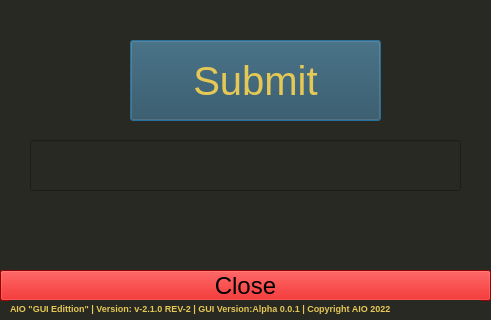
Qt form AIO Gui/CmToInches.ui (AIO-Software-tech/The-All-In-One-Project) before a commit; both pictures show x 0 to 491 and y 210 to 530 of the 491 by 530 pixel window.
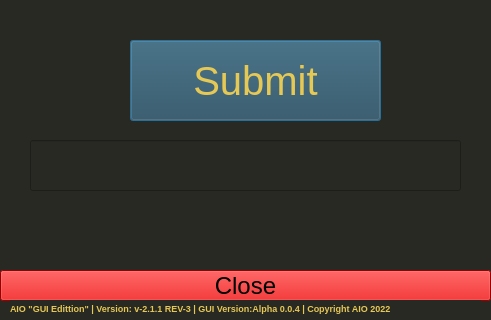
The same form after that commit.

Commit message: AIO GUI v-0.0.4 Alpha Rev-2

```diff
--- a/AIO Gui/CmToInches.ui
+++ b/AIO Gui/CmToInches.ui
@@ -79,7 +79,7 @@
     <string notr="true">color: rgb(230, 200, 85);</string>
    </property>
    <property name="text">
-    <string>AIO &quot;GUI Edittion&quot; | Version: v-2.1.0 REV-2 | GUI Version:Alpha 0.0.1 | Copyright AIO 2022</string>
+    <string>AIO &quot;GUI Edittion&quot; | Version: v-2.1.1 REV-3 | GUI Version:Alpha 0.0.4 | Copyright AIO 2022</string>
    </property>
    <property name="wordWrap">
     <bool>true</bool>
```
The commit also changes 39 other files.
